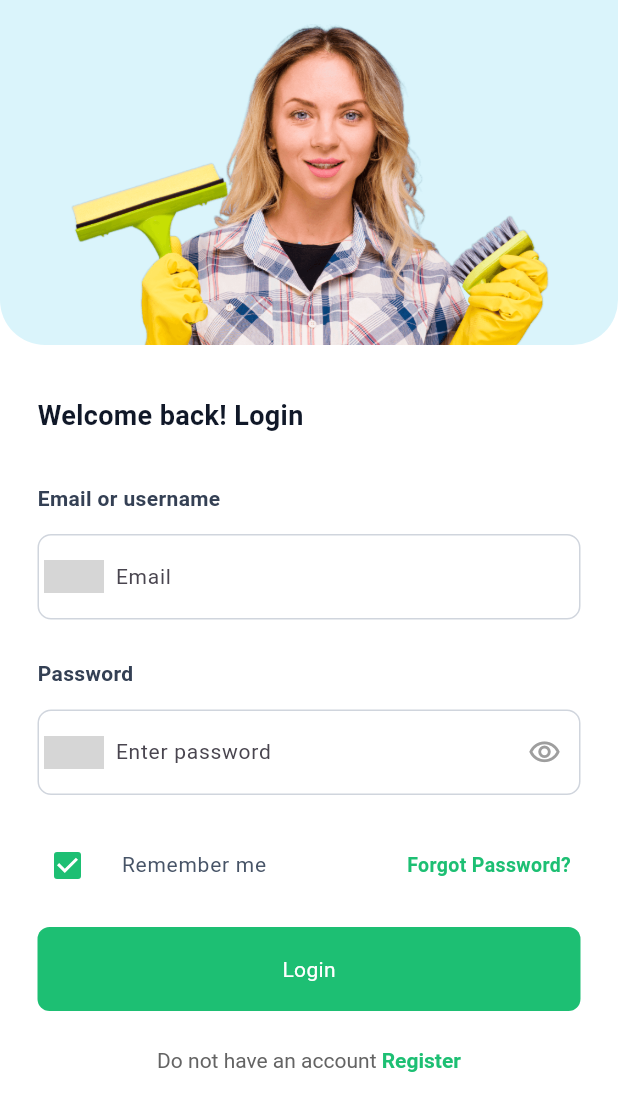
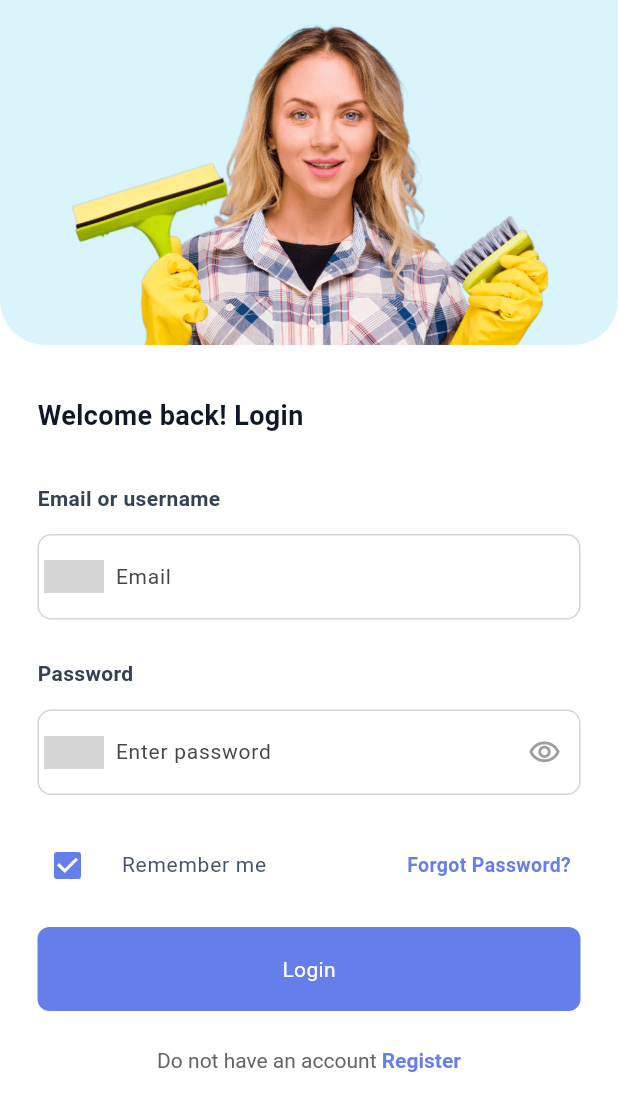
Before and after one commit to anna00026/Amrny_Mobile_Seller, a Flutter app: the screen it shows after launch, on a phone screen of 412 x 824 dp. Shown: the top 1111 px of the screen. Run offline on Flutter 3.47's test engine with Material 3 defaults, Android fonts, the light colour scheme and no system bars; our stand-ins replace auto_size_text, cached_network_image, connectivity_plus, dio, file_picker, fl_chart and 14 more; missing offline and left inert: flutter_inappwebview, flutterwave_standard, flutterzilla_fixed_grid, http_auth, pusher_beams, pusher_channels_flutter and 1 more; network calls fail; grey boxes are pictures that could not be loaded.

Commit message:
update primary color

```diff
--- a/lib/utils/constant_colors.dart
+++ b/lib/utils/constant_colors.dart
@@ -3,7 +3,7 @@
 ConstantColors cc = ConstantColors();
 
 class ConstantColors {
-  final Color primaryColor = const Color(0xff1dbf73);
+  final Color primaryColor = const Color(0xFF667EEA);
   final Color orangeColor = const Color(0xffFF6B2C);
   final Color bgColor = const Color(0xffFAFAFA);
   final Color successColor = const Color(0xff65C18C);
```
